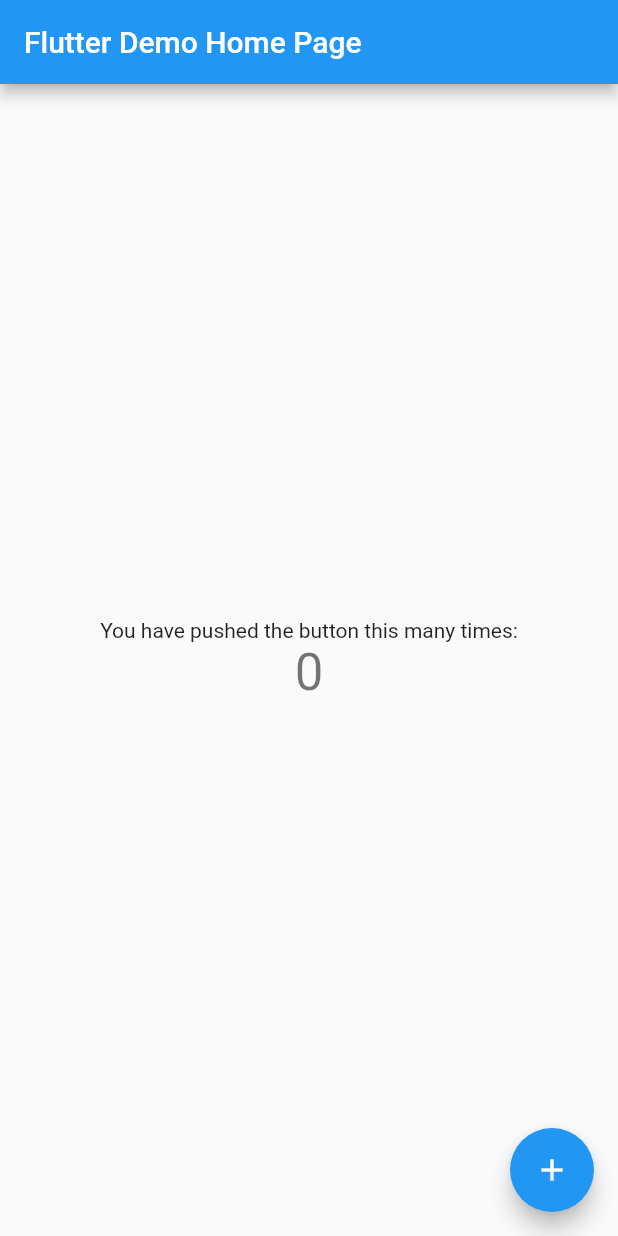
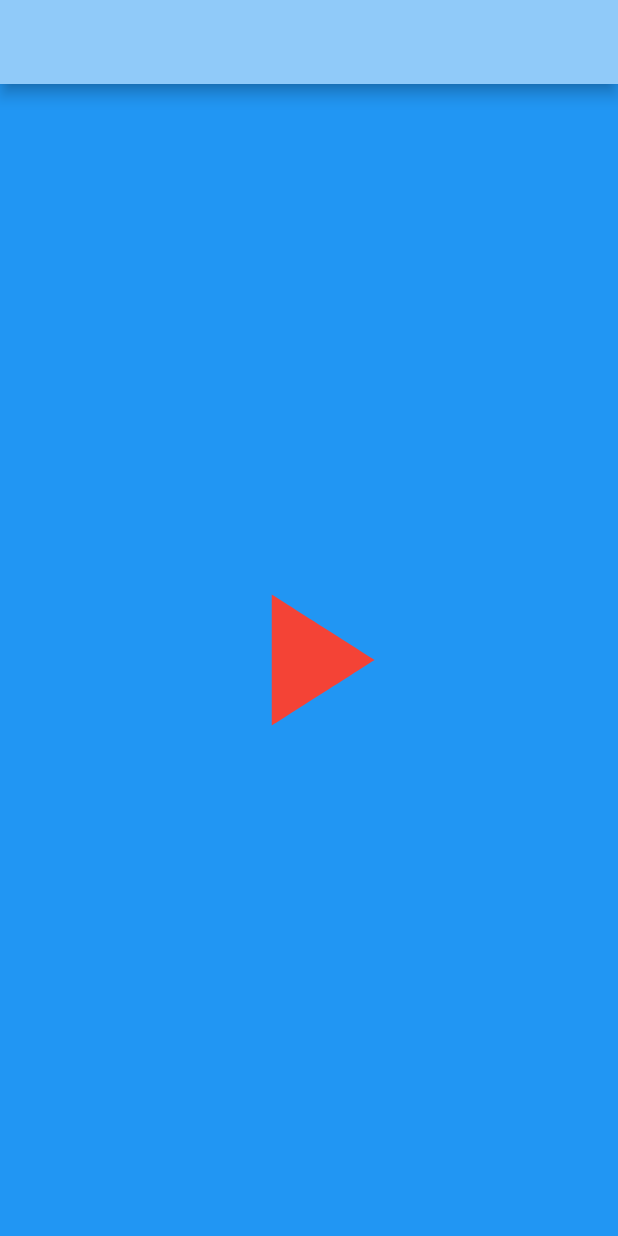
Before and after one commit to Burakk1862/Fluter, a Flutter app: the screen it shows after launch, on a phone screen of 412 x 824 dp. Run offline on Flutter 3.47's test engine with Material 2 defaults, Android fonts, the phone set to English and light mode, and no system bars.

Commit message:
Animation

```diff
--- a/flutter_animation/lib/main.dart
+++ b/flutter_animation/lib/main.dart
@@ -10,106 +10,54 @@ class MyApp extends StatelessWidget {
   // This widget is the root of your application.
   @override
   Widget build(BuildContext context) {
-    return MaterialApp(
-      title: 'Flutter Demo',
-      theme: ThemeData(
-        // This is the theme of your application.
-        //
-        // Try running your application with "flutter run". You'll see the
-        // application has a blue toolbar. Then, without quitting the app, try
-        // changing the primarySwatch below to Colors.green and then invoke
-        // "hot reload" (press "r" in the console where you ran "flutter run",
-        // or simply save your changes to "hot reload" in a Flutter IDE).
-        // Notice that the counter didn't reset back to zero; the application
-        // is not restarted.
-        primarySwatch: Colors.blue,
-      ),
-      home: const MyHomePage(title: 'Flutter Demo Home Page'),
+    return const MaterialApp(
+      debugShowCheckedModeBanner: false,
+      title: 'Flutter Animation',
+      home: Home(),
     );
   }
 }
 
-class MyHomePage extends StatefulWidget {
-  const MyHomePage({Key? key, required this.title}) : super(key: key);
-
-  // This widget is the home page of your application. It is stateful, meaning
-  // that it has a State object (defined below) that contains fields that affect
-  // how it looks.
-
-  // This class is the configuration for the state. It holds the values (in this
-  // case the title) provided by the parent (in this case the App widget) and
-  // used by the build method of the State. Fields in a Widget subclass are
-  // always marked "final".
-
-  final String title;
+class Home extends StatefulWidget {
+  const Home({Key? key}) : super(key: key);
 
   @override
-  State<MyHomePage> createState() => _MyHomePageState();
+  State<Home> createState() => _HomeState();
 }
 
-class _MyHomePageState extends State<MyHomePage> {
-  int _counter = 0;
+class _HomeState extends State<Home> with SingleTickerProviderStateMixin {
+  late AnimationController controller;
+  bool isActive = false;
+  @override
+  void initState() {
+    controller = AnimationController(
+        vsync: this, duration: const Duration(milliseconds:1500));
+    super.initState();
+  }
 
-  void _incrementCounter() {
+  void animationFunc() {
     setState(() {
-      // This call to setState tells the Flutter framework that something has
-      // changed in this State, which causes it to rerun the build method below
-      // so that the display can reflect the updated values. If we changed
-      // _counter without calling setState(), then the build method would not be
-      // called again, and so nothing would appear to happen.
-      _counter++;
+      isActive = !isActive;
+      isActive ? controller.forward() : controller.reverse();
     });
   }
 
   @override
   Widget build(BuildContext context) {
-    // This method is rerun every time setState is called, for instance as done
-    // by the _incrementCounter method above.
-    //
-    // The Flutter framework has been optimized to make rerunning build methods
-    // fast, so that you can just rebuild anything that needs updating rather
-    // than having to individually change instances of widgets.
     return Scaffold(
+      backgroundColor: Colors.blue,
       appBar: AppBar(
-        // Here we take the value from the MyHomePage object that was created by
-        // the App.build method, and use it to set our appbar title.
-        title: Text(widget.title),
+        backgroundColor: Colors.blue.shade200,
       ),
       body: Center(
-        // Center is a layout widget. It takes a single child and positions it
-        // in the middle of the parent.
-        child: Column(
-          // Column is also a layout widget. It takes a list of children and
-          // arranges them vertically. By default, it sizes itself to fit its
-          // children horizontally, and tries to be as tall as its parent.
-          //
-          // Invoke "debug painting" (press "p" in the console, choose the
-          // "Toggle Debug Paint" action from the Flutter Inspector in Android
-          // Studio, or the "Toggle Debug Paint" command in Visual Studio Code)
-          // to see the wireframe for each widget.
-          //
-          // Column has various properties to control how it sizes itself and
-          // how it positions its children. Here we use mainAxisAlignment to
-          // center the children vertically; the main axis here is the vertical
-          // axis because Columns are vertical (the cross axis would be
-          // horizontal).
-          mainAxisAlignment: MainAxisAlignment.center,
-          children: <Widget>[
-            const Text(
-              'You have pushed the button this many times:',
-            ),
-            Text(
-              '$_counter',
-              style: Theme.of(context).textTheme.headline4,
-            ),
-          ],
-        ),
-      ),
-      floatingActionButton: FloatingActionButton(
-        onPressed: _incrementCounter,
-        tooltip: 'Increment',
-        child: const Icon(Icons.add),
-      ), // This trailing comma makes auto-formatting nicer for build methods.
+          child: IconButton(
+        iconSize: 150,
+        onPressed: animationFunc,
+        icon: AnimatedIcon(
+            color: Colors.red,
+            icon: AnimatedIcons.play_pause,
+            progress: controller),
+      )),
     );
   }
 }
```
